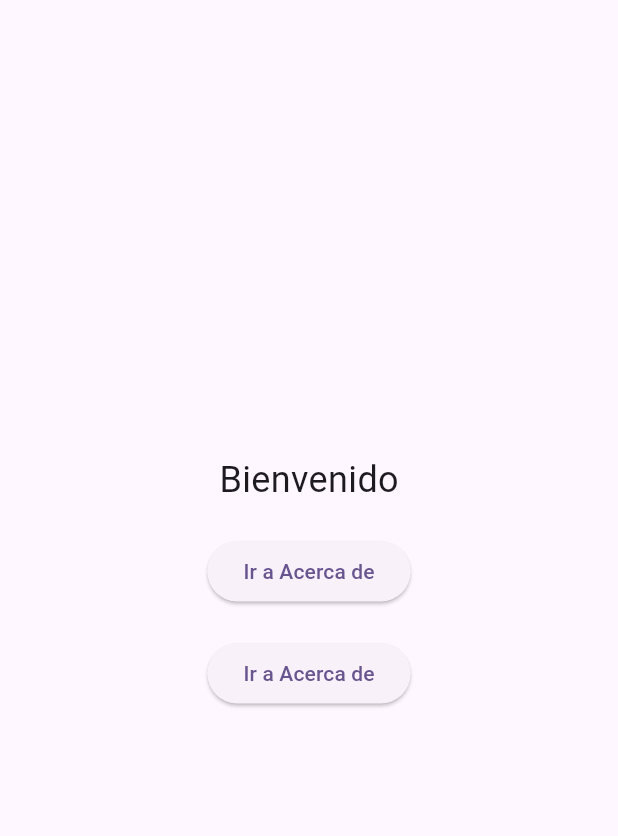
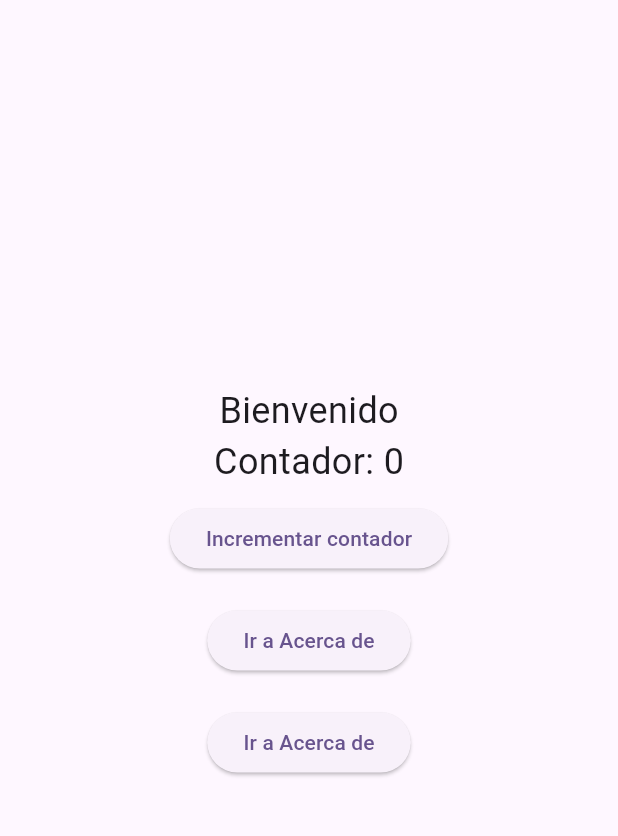
Before and after one commit to martin3093/manazco-flutter-002, a Flutter app: the InicioScreen screen opened directly, on a phone screen of 412 x 824 dp, the part 63-899 px from its top. Run offline on Flutter 3.47's test engine with Material 3 defaults, Android fonts, the phone set to English and light mode, and no system bars.

Commit message:
Prompt 5: Añadir estado con StatefulWidget
Convierte la pantalla 'Inicio' de la aplicación en un StatefulWidget
Añade  un directorio widget con una clase contador de tipo StatefulWidget
con una funcion  que aumente cada vez que se presione un botón
Explica cómo el ciclo de vida de un StatefulWidget (initState, build, setState) se usa en este ejemplo
initState se llama al crear el widget, build dibuja la interfaz, y setState notifica a Flutter
que debe volver a ejecutar build con los nuevos datos,
Desde la pantalla inicio llama a una const ContadorWidget y pasa el valor del contador como parámetro
en la clase ContadorWidget, usa el valor del contador para mostrarlo en la pantalla
cuando se presiona el botón se incrementa el contador y se llama a setState para actualizar la interfaz

```diff
--- a/lib/screens/inicio_screen.dart
+++ b/lib/screens/inicio_screen.dart
@@ -4,6 +4,7 @@ import 'counter_screen.dart';
 import 'inicio_screen.dart';
 import 'acerca_de_screen.dart';
 import 'contacto_screen.dart';
+import '../widgets/contador_widget.dart';
 
 class InicioScreen extends StatelessWidget {
   const InicioScreen({super.key});
@@ -17,6 +18,7 @@ class InicioScreen extends StatelessWidget {
           mainAxisAlignment: MainAxisAlignment.center,
           children: [
             const Text('Bienvenido', style: TextStyle(fontSize: 24)),
+            const ContadorWidget(), // Widget del contador
             const SizedBox(height: 20),
             ElevatedButton(
               onPressed: () {
--- /dev/null
+++ b/lib/widgets/contador_widget.dart
@@ -0,0 +1,33 @@
+import 'package:flutter/material.dart';
+
+class ContadorWidget extends StatefulWidget {
+  const ContadorWidget({super.key});
+
+  @override
+  State<ContadorWidget> createState() => _ContadorWidgetState();
+}
+
+class _ContadorWidgetState extends State<ContadorWidget> {
+  int _counter = 0;
+
+  void _incrementCounter() {
+    setState(() {
+      _counter++;
+    });
+  }
+
+  @override
+  Widget build(BuildContext context) {
+    return Column(
+      mainAxisAlignment: MainAxisAlignment.center,
+      children: [
+        Text('Contador: $_counter', style: const TextStyle(fontSize: 24)),
+        const SizedBox(height: 10),
+        ElevatedButton(
+          onPressed: _incrementCounter,
+          child: const Text('Incrementar contador'),
+        ),
+      ],
+    );
+  }
+}
```
